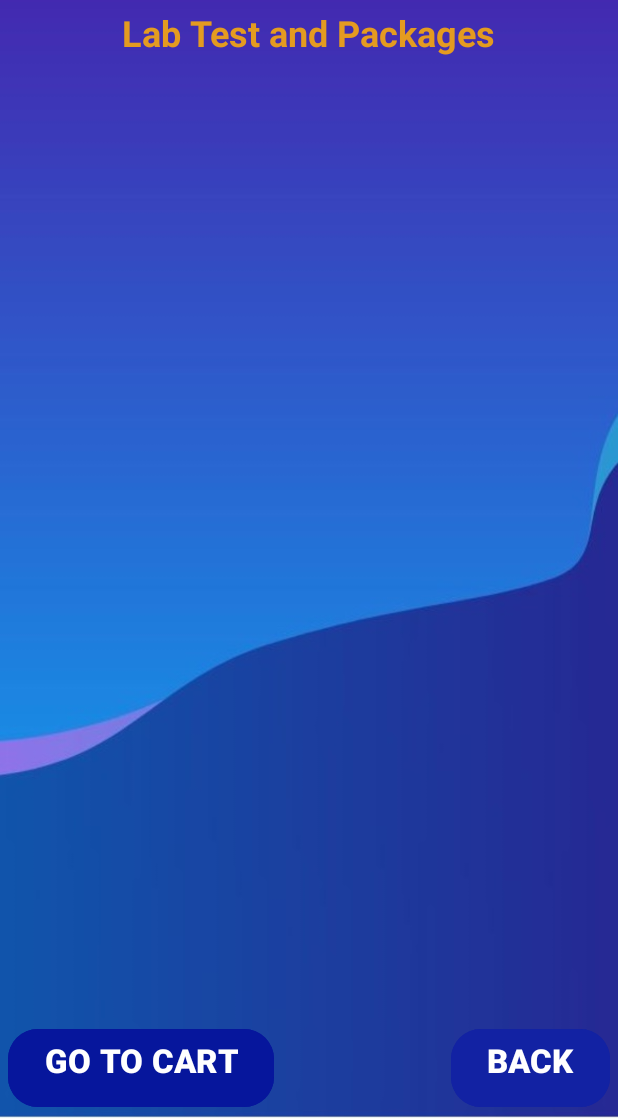
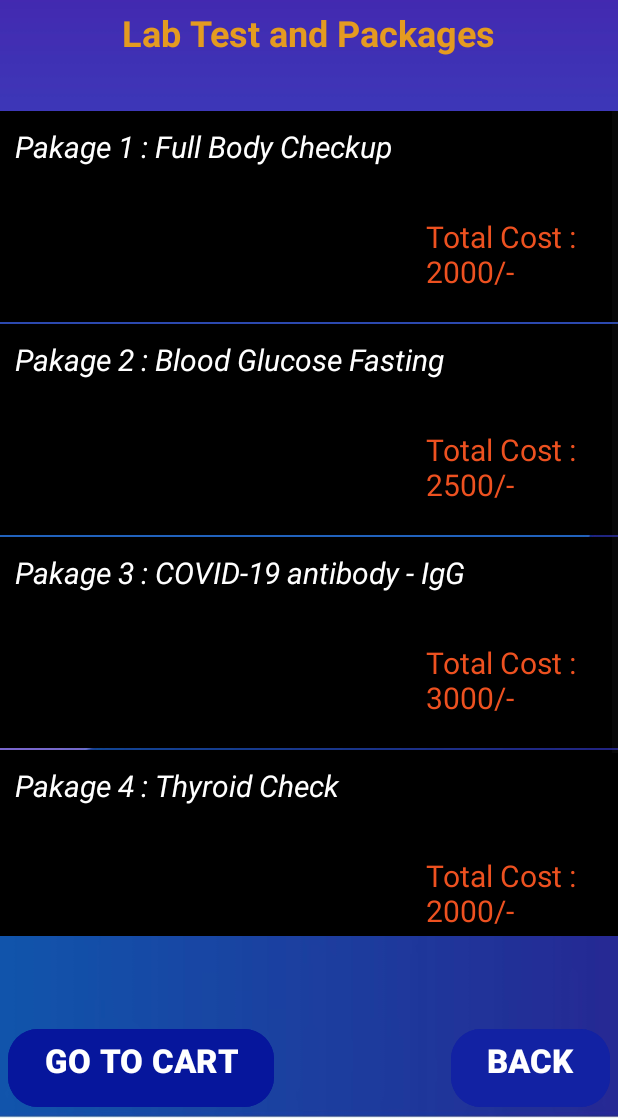
Before and after one commit to LatifulBariPappu/Health_Guard_finalYearProject, an Android app: the LabTestActivity screen opened directly, with no data from a screen before it, on a phone screen of 412 x 824 dp, the part 117-1236 px from its top. Run offline under Robolectric (Android 15) with nearby library versions, the phone set to English and light mode, and no system bars.

Commit message:
lab test detail ui and get details

```diff
--- a/app/src/main/AndroidManifest.xml
+++ b/app/src/main/AndroidManifest.xml
@@ -15,6 +15,9 @@
         android:supportsRtl="true"
         android:theme="@style/Theme.HealthGuard"
         tools:targetApi="31">
+        <activity
+            android:name=".activity.LabTestDetailsActivity"
+            android:exported="false" />
         <activity
             android:name=".activity.LabTestActivity"
             android:exported="false" />
--- a/app/src/main/java/com/example/healthguard/activity/LabTestActivity.java
+++ b/app/src/main/java/com/example/healthguard/activity/LabTestActivity.java
@@ -1,6 +1,12 @@
 package com.example.healthguard.activity;
 
+import android.content.Intent;
 import android.os.Bundle;
+import android.view.View;
+import android.widget.AdapterView;
+import android.widget.Button;
+import android.widget.ListView;
+import android.widget.SimpleAdapter;
 
 import androidx.activity.EdgeToEdge;
 import androidx.appcompat.app.AppCompatActivity;
@@ -10,14 +16,82 @@ import androidx.core.view.WindowInsetsCompat;
 
 import com.example.healthguard.R;
 
+import java.util.ArrayList;
+import java.util.HashMap;
+import java.util.SimpleTimeZone;
+
 public class LabTestActivity extends AppCompatActivity {
 
+    private String[][] packages={
+            {"Pakage 1 : Full Body Checkup","","","","2000"},
+            {"Pakage 2 : Blood Glucose Fasting","","","","2500"},
+            {"Pakage 3 : COVID-19 antibody - IgG","","","","3000"},
+            {"Pakage 4 : Thyroid Check","","","","2000"},
+            {"Pakage 5 : Immunity Check","","","","1000"},
+    };
+    private String[] package_details= {
+            "Blood Glucose Fasting\n"+
+            "  Complete Hemogram\n"+
+            "HbA1c\n"+
+            "  Iron Studies\n"+
+            "Kidney Function Test\n"+
+            "LDH Location Dehydrogenase, Serum\n"+
+            "Lipid Profile\n"+
+            "liver Function Test",
+    "Blood Glucose Fasting",
+        "COVID-19 Antibody - IgG",
+        "Thyroid Profile-Total (T3,t4 & TSH Ultra-sensitive)",
+        "Complete Hemogram\n"+
+                "CRP (C Reactive Protein) Quantitative, Serum\n" +
+                "  Iron Studies\n"+
+                "Kidney Function Test\n"+
+                "Lipid Profile"};
+    HashMap<String,String> item;
+    ArrayList list;
+    SimpleAdapter sa;
+    Button btnGoToCart,btnBack;
+    ListView listView;
     @Override
     protected void onCreate(Bundle savedInstanceState) {
         super.onCreate(savedInstanceState);
         setContentView(R.layout.activity_lab_test);
 
+        btnGoToCart=findViewById(R.id.buttonLTgotocart);
+        btnBack=findViewById(R.id.buttonLTBack);
+        listView=findViewById(R.id.listViewLT);
 
+        btnBack.setOnClickListener(new View.OnClickListener() {
+            @Override
+            public void onClick(View view) {
+                startActivity(new Intent(LabTestActivity.this,MainActivity.class));
+            }
+        });
+        list =new ArrayList();
+        for(int i=0;i<packages.length;i++){
+            item=new HashMap<String,String>();
+            item.put("line1",packages[i][0]);
+            item.put("line2",packages[i][1]);
+            item.put("line3",packages[i][2]);
+            item.put("line4",packages[i][3]);
+            item.put("line5","Total Cost : "+packages[i][4]+"/-");
+            list.add(item);
+        }
+        sa=new SimpleAdapter(this,list,
+                R.layout.multi_lines,
+                new String[]{"line1","line2","line3","line4","line5"},
+                new int[] {R.id.line_a,R.id.line_b,R.id.line_c,R.id.line_d,R.id.line_e});
+        listView.setAdapter(sa);
+
+        listView.setOnItemClickListener(new AdapterView.OnItemClickListener() {
+            @Override
+            public void onItemClick(AdapterView<?> adapterView, View view, int i, long l) {
+                Intent it=new Intent(LabTestActivity.this,LabTestDetailsActivity.class);
+                it.putExtra("text1",packages[i][0]);
+                it.putExtra("text1",package_details[i]);
+                it.putExtra("text1",packages[i][4]);
+                startActivity(it);
+            }
+        });
 
     }
 }
--- a/app/src/main/res/layout/activity_lab_test.xml
+++ b/app/src/main/res/layout/activity_lab_test.xml
@@ -8,7 +8,7 @@
     android:layout_height="match_parent"
     tools:context=".activity.LabTestActivity">
     <TextView
-        android:id="@+id/textViewDDName"
+        android:id="@+id/textViewLTName"
         android:layout_width="wrap_content"
         android:layout_height="wrap_content"
         android:layout_marginTop="40dp"
@@ -22,7 +22,7 @@
         app:layout_constraintTop_toTopOf="parent" />
 
     <TextView
-        android:id="@+id/textViewDDTitle"
+        android:id="@+id/textViewLTTitle"
         android:layout_width="wrap_content"
         android:layout_height="wrap_content"
         android:text="Lab Test and Packages"
@@ -32,17 +32,18 @@
         android:textSize="24sp"
         app:layout_constraintEnd_toEndOf="parent"
         app:layout_constraintStart_toStartOf="parent"
-        app:layout_constraintTop_toBottomOf="@+id/textViewDDName" />
+        app:layout_constraintTop_toBottomOf="@+id/textViewLTName" />
 
     <ListView
         android:id="@+id/listViewLT"
         android:layout_width="match_parent"
         android:layout_height="550dp"
+        android:layout_marginTop="10dp"
         app:layout_constraintBottom_toTopOf="@+id/buttonLTBack"
         app:layout_constraintEnd_toEndOf="parent"
         app:layout_constraintHorizontal_bias="0.0"
         app:layout_constraintStart_toStartOf="parent"
-        app:layout_constraintTop_toBottomOf="@+id/textViewDDTitle"
+        app:layout_constraintTop_toBottomOf="@+id/textViewLTTitle"
         app:layout_constraintVertical_bias="0.31" />
 
     <Button
```
Also changed, not shown: app/src/main/java/com/example/healthguard/activity/LabTestDetailsActivity.java (added, +34 -0 lines), app/src/main/res/layout/activity_lab_test_details.xml (added, +91 -0 lines).
